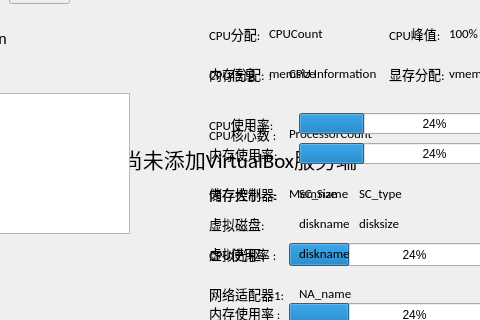
pvt54/VboxCenter, file forms/Vcenter_Form.ui: the form before one commit; both pictures show x 341 to 821 and y 160 to 480 of the 1041 by 671 pixel window.
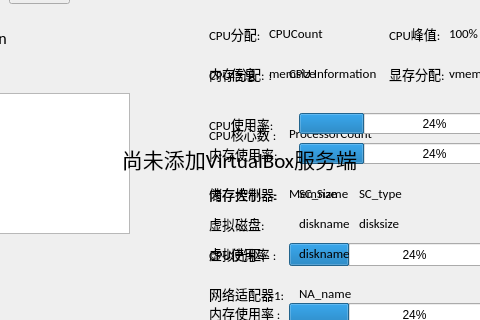
The form after the commit.

Diff of the .ui file:
```diff
--- a/forms/Vcenter_Form.ui
+++ b/forms/Vcenter_Form.ui
@@ -398,12 +398,11 @@
       <string>TotalSize</string>
      </property>
     </widget>
-   </widget>
    <widget class="QWidget" name="widget_vm" native="true">
     <property name="geometry">
      <rect>
-      <x>220</x>
-      <y>30</y>
+       <x>0</x>
+       <y>0</y>
       <width>811</width>
       <height>591</height>
      </rect>
@@ -919,11 +918,11 @@
      </property>
     </widget>
    </widget>
+   </widget>
    <zorder>widget_host</zorder>
    <zorder>treeView</zorder>
    <zorder>label</zorder>
    <zorder>label_2</zorder>
-   <zorder>widget_vm</zorder>
   </widget>
   <widget class="QMenuBar" name="menubar">
    <property name="geometry">
```
Lines whose indentation alone changed are shown as unchanged.
